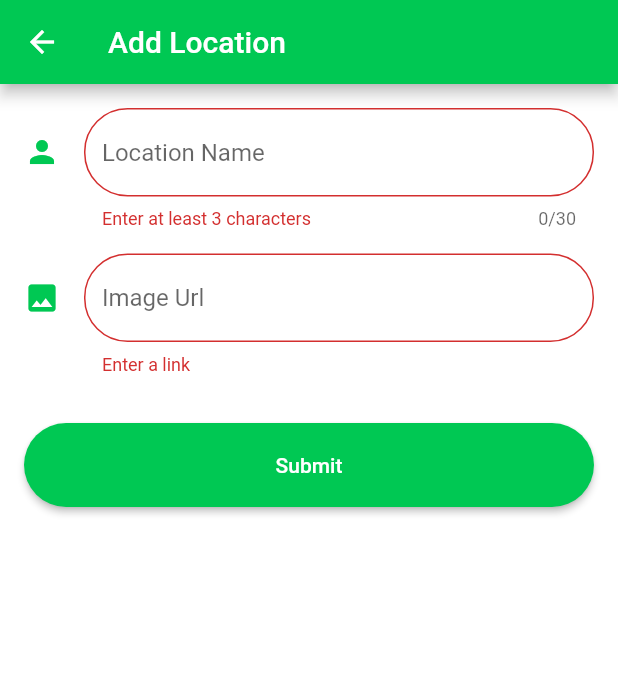
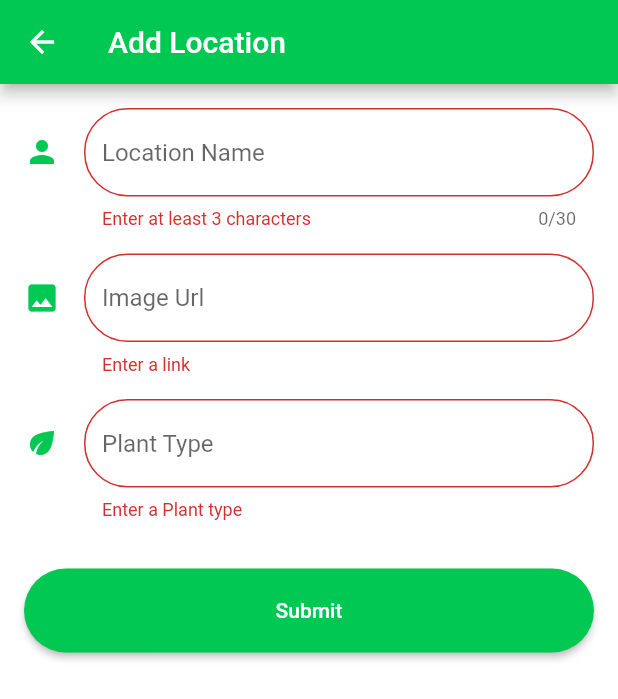
Before and after one commit to Daniel35Joseph/GreenPlanet, a Flutter app: the AddLocation screen opened directly, after a tap on "Submit", on a phone screen of 412 x 824 dp. Shown: the top 699 px of the screen. Run offline on Flutter 3.47's test engine with Material 2 defaults, Android fonts, the phone set to English and light mode, and no system bars; our stand-ins replace firebase_core, firebase_database, flutter_spinkit, flutter_svg; accounts and stored records are empty.

Commit message:
PlantType added to addLocation

```diff
--- a/lib/Screens/Pages/addLocation.dart
+++ b/lib/Screens/Pages/addLocation.dart
@@ -22,6 +22,7 @@ class _MainPageState extends State<AddLocation> {
   final formKey = GlobalKey<FormState>();
   String title = '';
   String urlImage = '';
+  String plantName = '';
 
   @override
   Widget build(BuildContext context) => Scaffold(
@@ -38,6 +39,8 @@ class _MainPageState extends State<AddLocation> {
               buildTitle(),
               const SizedBox(height: 16),
               buildImage(),
+              const SizedBox(height: 16),
+              buildPlant(),
               const SizedBox(height: 32),
               buildSubmit(),
             ],
@@ -64,11 +67,6 @@ class _MainPageState extends State<AddLocation> {
           ),
         ),
 
-        // errorBorder:
-        //     OutlineInputBorder(borderSide: BorderSide(color: Colors.purple)),
-        // focusedErrorBorder:
-        //     OutlineInputBorder(borderSide: BorderSide(color: Colors.purple)),
-        // errorStyle: TextStyle(color: Colors.purple),
 
         validator: (value) {
           if (value.length < 3) {
@@ -106,9 +104,37 @@ class _MainPageState extends State<AddLocation> {
             return null;
           }
         },
-        keyboardType: TextInputType.emailAddress,
+        keyboardType: TextInputType.url,
         onSaved: (value) => setState(() => urlImage = value),
       );
+
+  Widget buildPlant() => TextFormField(
+    cursorColor: kPrimaryColor,
+    cursorWidth: 0.8,
+    scrollPadding: EdgeInsets.symmetric(horizontal: 20, vertical: 15),
+    decoration: InputDecoration(
+      icon: new Icon(
+        Icons.eco,
+        color: kPrimaryColor,
+      ),
+      hintText: "Plant Type",
+      border: OutlineInputBorder(
+        borderRadius: BorderRadius.circular(29),
+        borderSide: new BorderSide(
+          color: kPrimaryColor,
+          width: 5.0,
+        ),
+      ),
+    ),
+    validator: (value) {
+      if (value.isEmpty) {
+        return 'Enter a Plant type';
+      } else {
+        return null;
+      }
+    },
+    onSaved: (value) => setState(() => plantName = value),
+  );
 
   Widget buildSubmit() => Builder(
         builder: (context) => ButtonWidget(
@@ -120,7 +146,7 @@ class _MainPageState extends State<AddLocation> {
             if (isValid) {
               formKey.currentState.save();
 
-              addNewLocation(title, urlImage);
+              addNewLocation(title, urlImage, plantName);
 
               final message = 'Title: $title\nImage Url: $urlImage';
               final snackBar = SnackBar(
@@ -147,13 +173,14 @@ class _MainPageState extends State<AddLocation> {
 }
 
 
-void addNewLocation(String title, String urlImage) {
+void addNewLocation(String title, String urlImage, String plantName) {
   DatabaseReference _testRef =
       // ignore: deprecated_member_use
       FirebaseDatabase.instance.reference().child("Locations");
   DatabaseReference _ref = _testRef.child("Location_${Random().nextInt(100)}");
   _ref.child("Title").set(title);
   _ref.child("Image").set(urlImage);
+  _ref.child("plantname").set(plantName);
 }
 
 // class AddLocation extends StatelessWidget {
```
